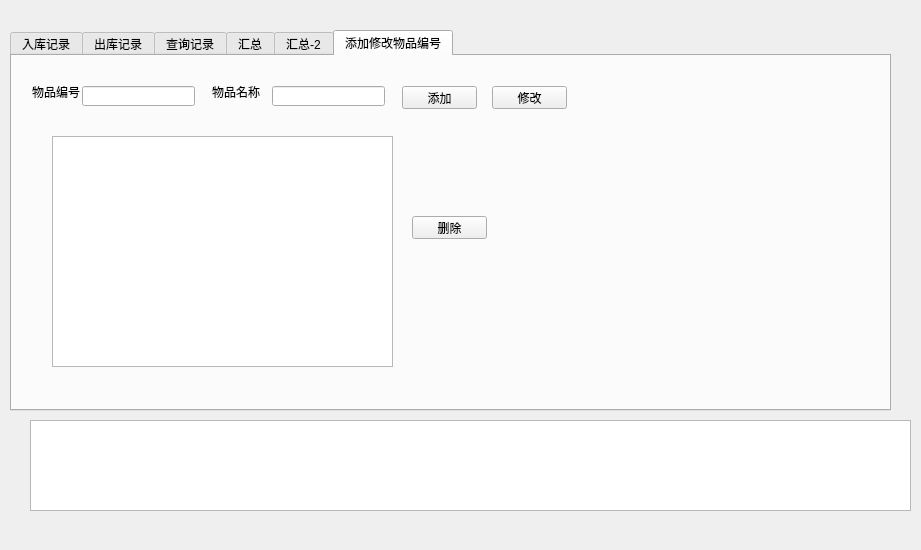
Qt form maindiag.ui (jeffycf/kcgl) before a commit.
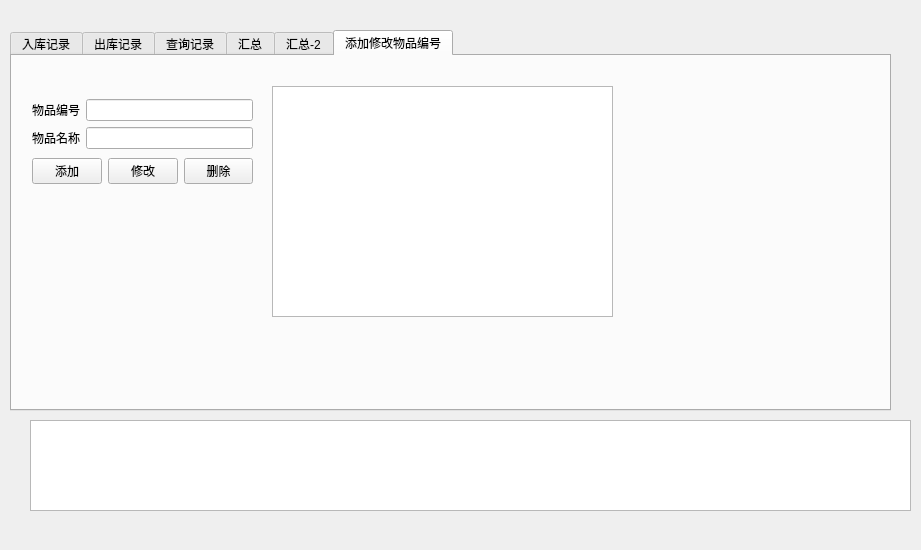
The same form after that commit. The open tabs and pages were chosen to show the change.

Patch:
```diff
--- a/maindiag.ui
+++ b/maindiag.ui
@@ -788,100 +788,80 @@
     <attribute name="title">
      <string>添加修改物品编号</string>
     </attribute>
-    <widget class="QLabel" name="label_13">
-     <property name="geometry">
-      <rect>
-       <x>20</x>
-       <y>30</y>
-       <width>54</width>
-       <height>12</height>
-      </rect>
-     </property>
-     <property name="text">
-      <string>物品编号</string>
-     </property>
-    </widget>
-    <widget class="QLabel" name="label_14">
-     <property name="geometry">
-      <rect>
-       <x>200</x>
-       <y>30</y>
-       <width>54</width>
-       <height>12</height>
-      </rect>
-     </property>
-     <property name="text">
-      <string>物品名称</string>
-     </property>
-    </widget>
-    <widget class="QLineEdit" name="lineEdit_9">
-     <property name="geometry">
-      <rect>
-       <x>70</x>
-       <y>30</y>
-       <width>113</width>
-       <height>20</height>
-      </rect>
-     </property>
-    </widget>
-    <widget class="QLineEdit" name="lineEdit_10">
-     <property name="geometry">
-      <rect>
-       <x>260</x>
-       <y>30</y>
-       <width>113</width>
-       <height>20</height>
-      </rect>
-     </property>
-    </widget>
-    <widget class="QPushButton" name="pushButton_5">
-     <property name="geometry">
-      <rect>
-       <x>390</x>
-       <y>30</y>
-       <width>75</width>
-       <height>23</height>
-      </rect>
-     </property>
-     <property name="text">
-      <string>添加</string>
-     </property>
-    </widget>
-    <widget class="QPushButton" name="pushButton_6">
-     <property name="geometry">
-      <rect>
-       <x>480</x>
-       <y>30</y>
-       <width>75</width>
-       <height>23</height>
-      </rect>
-     </property>
-     <property name="text">
-      <string>修改</string>
-     </property>
-    </widget>
     <widget class="QTableView" name="tableView">
      <property name="geometry">
       <rect>
-       <x>40</x>
-       <y>80</y>
+       <x>260</x>
+       <y>30</y>
        <width>341</width>
        <height>231</height>
       </rect>
      </property>
     </widget>
-    <widget class="QPushButton" name="pushButton_7">
+    <widget class="QWidget" name="gridLayoutWidget">
      <property name="geometry">
       <rect>
-       <x>400</x>
-       <y>160</y>
-       <width>75</width>
-       <height>23</height>
+       <x>20</x>
+       <y>40</y>
+       <width>221</width>
+       <height>91</height>
       </rect>
      </property>
-     <property name="text">
-      <string>删除</string>
-     </property>
+     <layout class="QGridLayout" name="gridLayout">
+      <item row="0" column="0">
+       <layout class="QVBoxLayout" name="verticalLayout_2">
+        <item>
+         <widget class="QLabel" name="label_13">
+          <property name="text">
+           <string>物品编号</string>
+          </property>
+         </widget>
+        </item>
+        <item>
+         <widget class="QLabel" name="label_14">
+          <property name="text">
+           <string>物品名称</string>
+          </property>
+         </widget>
+        </item>
+       </layout>
+      </item>
+      <item row="0" column="1">
+       <layout class="QVBoxLayout" name="verticalLayout_3">
+        <item>
+         <widget class="QLineEdit" name="lineEdit_9"/>
+        </item>
+        <item>
+         <widget class="QLineEdit" name="lineEdit_10"/>
+        </item>
+       </layout>
+      </item>
+      <item row="1" column="0" colspan="2">
+       <layout class="QHBoxLayout" name="horizontalLayout">
+        <item>
+         <widget class="QPushButton" name="pushButton_5">
+          <property name="text">
+           <string>添加</string>
+          </property>
+         </widget>
+        </item>
+        <item>
+         <widget class="QPushButton" name="pushButton_6">
+          <property name="text">
+           <string>修改</string>
+          </property>
+         </widget>
+        </item>
+        <item>
+         <widget class="QPushButton" name="pushButton_7">
+          <property name="text">
+           <string>删除</string>
+          </property>
+         </widget>
+        </item>
+       </layout>
+      </item>
+     </layout>
     </widget>
    </widget>
   </widget>
```
Left out of the diff: 48 changed lines with no effect on the pictures.
